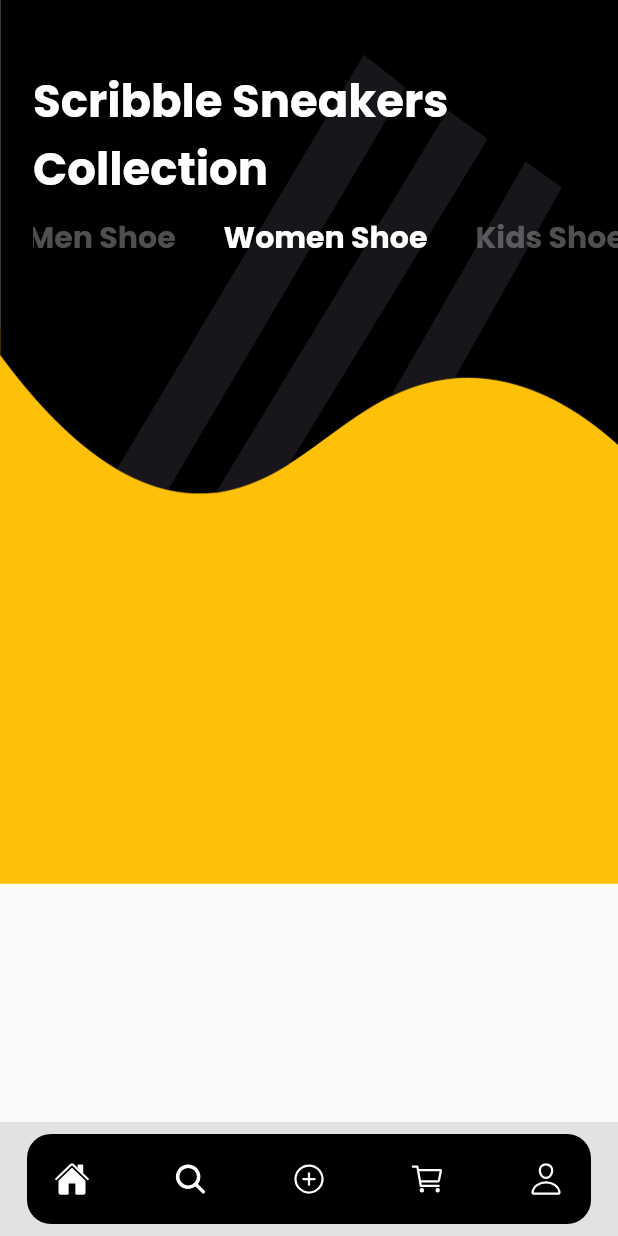
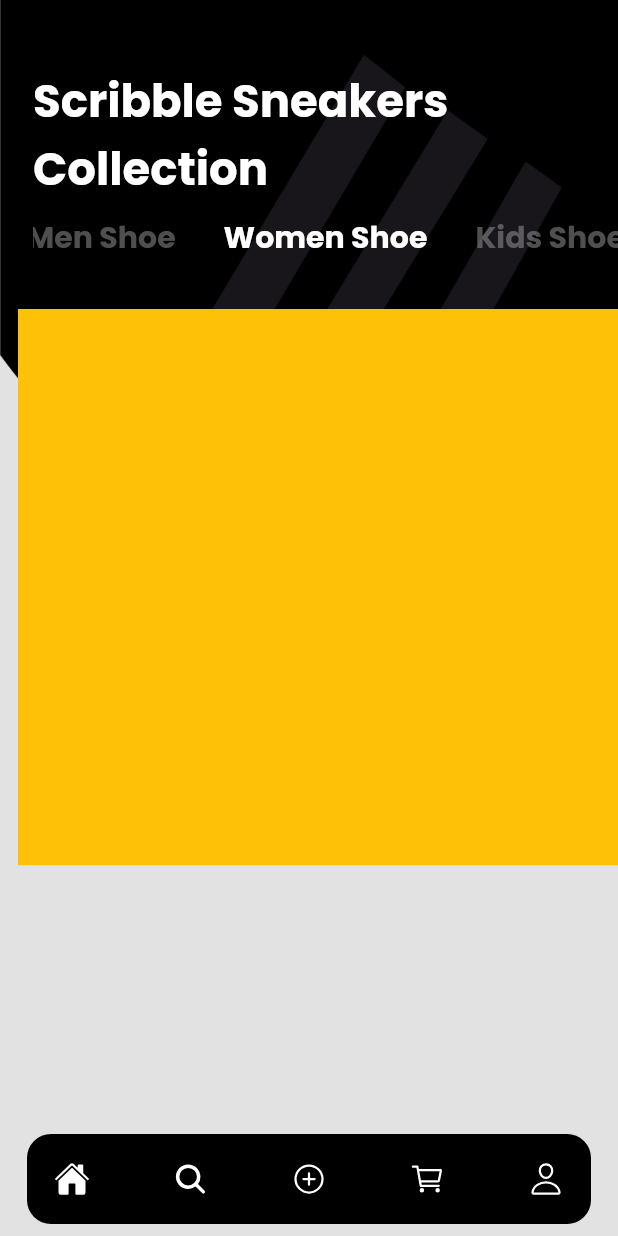
Before and after one commit to ScribbleRiyad/online_shop_app_with_providerStateMangementy_hive, a Flutter app: the screen it shows after launch, tab 2 chosen, on a phone screen of 412 x 824 dp. Run offline on Flutter 3.47's test engine with Material 2 defaults, Android fonts, the phone set to English and light mode, and no system bars; our stand-ins replace cached_network_image, google_fonts, ionicons; network calls fail.

```diff
--- a/lib/View/Presentations/homepage.dart
+++ b/lib/View/Presentations/homepage.dart
@@ -1,5 +1,5 @@
+import 'package:cached_network_image/cached_network_image.dart';
 import 'package:flutter/material.dart';
-import 'package:flutter_antd_icons/flutter_antd_icons.dart';
 import 'package:online_shop/%20Widgets/appStyle.dart';
 
 class HomePage extends StatefulWidget {
@@ -15,65 +15,12 @@ class _HomePageState extends State<HomePage> with TickerProviderStateMixin {
   @override
   Widget build(BuildContext context) {
     return Scaffold(
+      backgroundColor: const Color(0xFFE2E2E2),
       body: Center(
           child: SizedBox(
         height: MediaQuery.of(context).size.height,
         child: Stack(
           children: [
-            Padding(
-              padding: EdgeInsets.only(
-                  top: MediaQuery.of(context).size.height * 0.265),
-              child: TabBarView(controller: _tabController, children: [
-                Column(
-                  children: [
-                    Container(
-                      height: MediaQuery.of(context).size.height * 0.45,
-                      color: Colors.amber,
-                    ),
-                    Column(
-                      children: [
-                        Row(
-                          mainAxisAlignment: MainAxisAlignment.spaceBetween,
-                          children: [
-                            Text(
-                              "New Collection",
-                              style:
-                                  appStyle(20, Colors.black, FontWeight.bold),
-                            ),
-                            Row(
-                              children: [
-                                Text(
-                                  "Show All",
-                                  style: appStyle(
-                                      20, Colors.black, FontWeight.bold),
-                                ),
-                                const Icon(AntdIcons.caret_right_filled)
-                              ],
-                            )
-                          ],
-                        ),
-                      ],
-                    )
-                  ],
-                ),
-                Column(
-                  children: [
-                    Container(
-                      height: MediaQuery.of(context).size.height * 0.45,
-                      color: Colors.amber,
-                    )
-                  ],
-                ),
-                Column(
-                  children: [
-                    Container(
-                      height: MediaQuery.of(context).size.height * 0.45,
-                      color: Colors.amber,
-                    )
-                  ],
-                ),
-              ]),
-            ),
             Container(
               padding: const EdgeInsets.fromLTRB(16, 45, 0, 0),
               height: MediaQuery.of(context).size.height * 0.4,
@@ -114,7 +61,116 @@ class _HomePageState extends State<HomePage> with TickerProviderStateMixin {
                   ],
                 ),
               ),
-            )
+            ),
+            Padding(
+              padding: EdgeInsets.only(
+                  top: MediaQuery.of(context).size.height * 0.25),
+              child: Container(
+                padding: const EdgeInsets.only(left: 12),
+                child: TabBarView(controller: _tabController, children: [
+                  Column(
+                    children: [
+                      SizedBox(
+                        height: MediaQuery.of(context).size.height * 0.405,
+                        child: ListView.builder(
+                            itemCount: 6,
+                            scrollDirection: Axis.horizontal,
+                            itemBuilder: (context, index) {
+                              return Padding(
+                                padding: const EdgeInsets.all(8.0),
+                                child: Container(
+                                  color: Colors.grey,
+                                  height: MediaQuery.of(context).size.height,
+                                  width:
+                                      MediaQuery.of(context).size.width * 0.6,
+                                ),
+                              );
+                            }),
+                      ),
+                      Column(
+                        children: [
+                          Padding(
+                            padding: const EdgeInsets.fromLTRB(12, 10, 12, 10),
+                            child: Row(
+                              mainAxisAlignment: MainAxisAlignment.spaceBetween,
+                              children: [
+                                Text(
+                                  "New Collection",
+                                  style: appStyle(
+                                      16, Colors.black, FontWeight.bold),
+                                ),
+                                Row(
+                                  children: [
+                                    Text(
+                                      "Show All",
+                                      style: appStyle(
+                                          16, Colors.black, FontWeight.bold),
+                                    ),
+                                    const Icon(
+                                      Icons.arrow_right,
+                                      size: 32,
+                                    )
+                                  ],
+                                )
+                              ],
+                            ),
+                          ),
+                          SizedBox(
+                            height: MediaQuery.of(context).size.height * 0.13,
+                            child: ListView.builder(
+                                itemCount: 6,
+                                scrollDirection: Axis.horizontal,
+                                itemBuilder: (context, index) {
+                                  return Padding(
+                                    padding: const EdgeInsets.all(8.0),
+                                    child: Container(
+                                      decoration: const BoxDecoration(
+                                          color: Colors.white,
+                                          borderRadius: BorderRadius.all(
+                                              Radius.circular(16)),
+                                          boxShadow: [
+                                            BoxShadow(
+                                                color: Colors.black38,
+                                                blurRadius: 0.8,
+                                                offset: Offset(0, 1),
+                                                spreadRadius: 1),
+                                          ]),
+                                      height:
+                                          MediaQuery.of(context).size.height *
+                                              0.12,
+                                      width: MediaQuery.of(context).size.width *
+                                          0.28,
+                                      child: CachedNetworkImage(
+                                        imageUrl:
+                                            "https://d326fntlu7tb1e.cloudfront.net/uploads/58282ea3-b815-4d26-9f4f-382aa62f67cf-HP5404_a1.webp",
+                                      ),
+                                    ),
+                                  );
+                                }),
+                          ),
+                        ],
+                      )
+                    ],
+                  ),
+                  Column(
+                    children: [
+                      Container(
+                        height: MediaQuery.of(context).size.height * 0.45,
+                        color: Colors.amber,
+                      )
+                    ],
+                  ),
+                  Column(
+                    children: [
+                      Container(
+                        height: MediaQuery.of(context).size.height * 0.45,
+                        color: Colors.amber,
+                      )
+                    ],
+                  ),
+                ]),
+              ),
+            ),
           ],
         ),
       )),
--- a/pubspec.yaml
+++ b/pubspec.yaml
@@ -38,8 +38,8 @@ dependencies:
   google_fonts: ^4.0.4
   ionicons: ^0.2.2
   provider: ^6.0.5
-  ant_design_flutter: ^0.0.1+5
-  flutter_antd_icons: ^0.0.2
+  cached_network_image: ^3.2.3
+
 
 dev_dependencies:
   flutter_test:
@@ -66,6 +66,7 @@ flutter:
   # To add assets to your application, add an assets section, like this:
   assets:
      - assets/images/
+     - assets/json/
 
 
   # An image asset can refer to one or more resolution-specific "variants", see
```
Also changed, not shown: lib/ Widgets/product_card.dart (added, +122 -0 lines), pubspec.lock, 1 other file.
